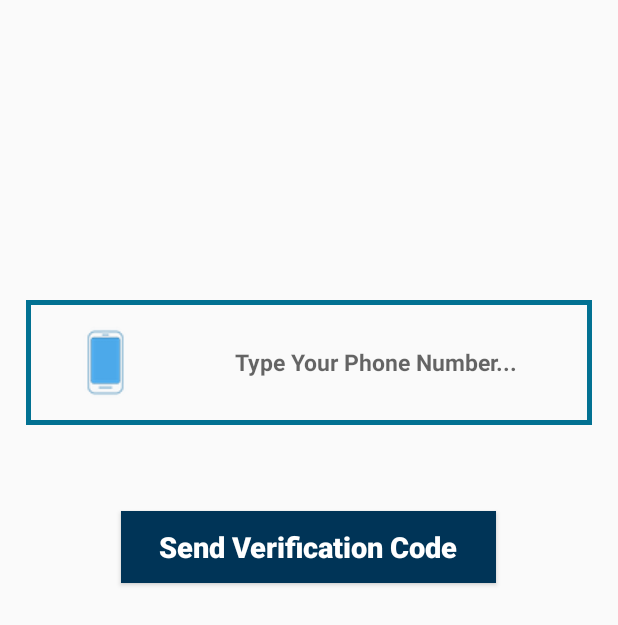
After one commit to HanselTita/ChatMate, an Android app: the PhoneLoginActivity screen opened directly, with no data from a screen before it, on a phone screen of 412 x 824 dp. The commit adds this screen. Shown: the top 625 px of the screen. Run offline under Robolectric (Android 15) with nearby library versions, the phone set to English and light mode, and no system bars.

Commit message:
Phone Number Aunthntication (PhoneLogin Activity)

```diff
--- a/app/src/main/AndroidManifest.xml
+++ b/app/src/main/AndroidManifest.xml
@@ -11,7 +11,8 @@
         android:roundIcon="@mipmap/ic_launcher_round"
         android:supportsRtl="true"
         android:theme="@style/AppTheme">
-        <activity android:name=".GroupChatActivity"></activity>
+        <activity android:name=".PhoneLoginActivity"></activity>
+        <activity android:name=".GroupChatActivity" />
         <activity android:name=".SettingsActivity" />
         <activity android:name=".RegisterActivity" />
         <activity android:name=".LoginActivity" />
--- a/app/src/main/java/com/softhans/chatmate/LoginActivity.java
+++ b/app/src/main/java/com/softhans/chatmate/LoginActivity.java
@@ -56,6 +56,15 @@ public class LoginActivity extends AppCompatActivity
             public void onClick(View v)
             {
                 AllowUserToLogin();
+            }
+        });
+
+        PhoneLoginBtn.setOnClickListener(new View.OnClickListener() {
+            @Override
+            public void onClick(View v)
+            {
+                Intent phoneLoginIntent = new Intent(LoginActivity.this, PhoneLoginActivity.class);
+                startActivity(phoneLoginIntent);
             }
         });
     }
--- /dev/null
+++ b/app/src/main/java/com/softhans/chatmate/PhoneLoginActivity.java
@@ -0,0 +1,39 @@
+package com.softhans.chatmate;
+
+import android.support.v7.app.AppCompatActivity;
+import android.os.Bundle;
+import android.view.View;
+import android.widget.Button;
+import android.widget.EditText;
+
+public class PhoneLoginActivity extends AppCompatActivity {
+
+    private Button SendVerificationCodeButton, VerifyButton;
+    private EditText InputPhonrNumber, InputVerificationCode;
+
+    @Override
+    protected void onCreate(Bundle savedInstanceState) {
+        super.onCreate(savedInstanceState);
+        setContentView(R.layout.activity_phone_login);
+
+
+        SendVerificationCodeButton = (Button) findViewById(R.id.send_verification_code_button);
+        VerifyButton = (Button) findViewById(R.id.verify_button);
+
+        InputPhonrNumber = (EditText) findViewById(R.id.phone_number_input);
+        InputVerificationCode = (EditText) findViewById(R.id.verification_code_input);
+
+
+        SendVerificationCodeButton.setOnClickListener(new View.OnClickListener() {
+            @Override
+            public void onClick(View v)
+            {
+                SendVerificationCodeButton.setVisibility(View.INVISIBLE);
+                InputPhonrNumber.setVisibility(View. INVISIBLE);
+
+                VerifyButton.setVisibility(View.VISIBLE);
+                InputVerificationCode.setVisibility(View.VISIBLE);
+            }
+        });
+    }
+}
--- a/app/src/main/res/drawable/buttons.xml
+++ b/app/src/main/res/drawable/buttons.xml
@@ -2,7 +2,7 @@
 <shape xmlns:android="http://schemas.android.com/apk/res/android">
 
     <solid
-        android:color="@color/colorPrimary"
+        android:color="@color/colorPrimaryDark"
         >
 
 
--- a/app/src/main/res/drawable/inputs.xml
+++ b/app/src/main/res/drawable/inputs.xml
@@ -4,7 +4,7 @@
 
     <stroke
         android:color="@color/colorPrimary"
-        android:width="5dp"
+        android:width="3dp"
         >
 
 
--- /dev/null
+++ b/app/src/main/res/layout/activity_phone_login.xml
@@ -0,0 +1,84 @@
+<?xml version="1.0" encoding="utf-8"?>
+<RelativeLayout xmlns:android="http://schemas.android.com/apk/res/android"
+    xmlns:app="http://schemas.android.com/apk/res-auto"
+    xmlns:tools="http://schemas.android.com/tools"
+    android:layout_width="match_parent"
+    android:layout_height="match_parent"
+    tools:context=".PhoneLoginActivity">
+
+
+    <EditText
+    android:id="@+id/phone_number_input"
+    android:layout_width="match_parent"
+    android:layout_height="wrap_content"
+    android:layout_alignParentStart="true"
+    android:layout_marginStart="17dp"
+    android:layout_marginEnd="17dp"
+    android:layout_marginTop="200dp"
+    android:background="@drawable/inputs"
+    android:padding="8dp"
+    android:hint="Type Your Phone Number..."
+    android:textAllCaps="false"
+    android:textSize="15sp"
+    android:drawableStart="@drawable/phone"
+    android:textAlignment="center"
+    android:textStyle="bold"/>
+
+    <EditText
+        android:id="@+id/verification_code_input"
+        android:layout_width="match_parent"
+        android:layout_height="wrap_content"
+        android:layout_alignParentStart="true"
+        android:layout_marginStart="17dp"
+        android:layout_marginEnd="17dp"
+        android:layout_marginTop="10dp"
+        android:background="@drawable/inputs"
+        android:layout_below="@id/phone_number_input"
+        android:padding="8dp"
+        android:hint="Enter Verification Code."
+        android:textAllCaps="false"
+        android:textSize="15sp"
+        android:drawableStart="@drawable/password"
+        android:textAlignment="center"
+        android:textStyle="bold"
+        android:visibility="invisible"/>
+
+    <Button
+        android:id="@+id/send_verification_code_button"
+        android:layout_width="250dp"
+        android:layout_height="wrap_content"
+        android:layout_centerInParent="true"
+        android:text="Send Verification Code"
+        android:textAllCaps="false"
+        android:textSize="19sp"
+        android:layout_below="@+id/verification_code_input"
+        android:layout_marginStart="17dp"
+        android:layout_marginEnd="17dp"
+        android:layout_marginTop="1dp"
+        android:textAlignment="center"
+        android:textStyle="bold"
+        android:background="@drawable/buttons"
+        android:textColor="@color/cardview_light_background" />
+
+
+
+    <Button
+        android:id="@+id/verify_button"
+        android:layout_width="wrap_content"
+        android:layout_height="wrap_content"
+        android:layout_centerInParent="true"
+        android:text="Verify"
+        android:textAllCaps="false"
+        android:textSize="19sp"
+        android:layout_below="@+id/send_verification_code_button"
+        android:layout_marginStart="17dp"
+        android:layout_marginEnd="17dp"
+        android:layout_marginTop="25dp"
+        android:textAlignment="center"
+        android:textStyle="bold"
+        android:background="@drawable/buttons"
+        android:textColor="@color/cardview_light_background"
+        android:visibility="invisible"/>
+
+
+</RelativeLayout>
```
